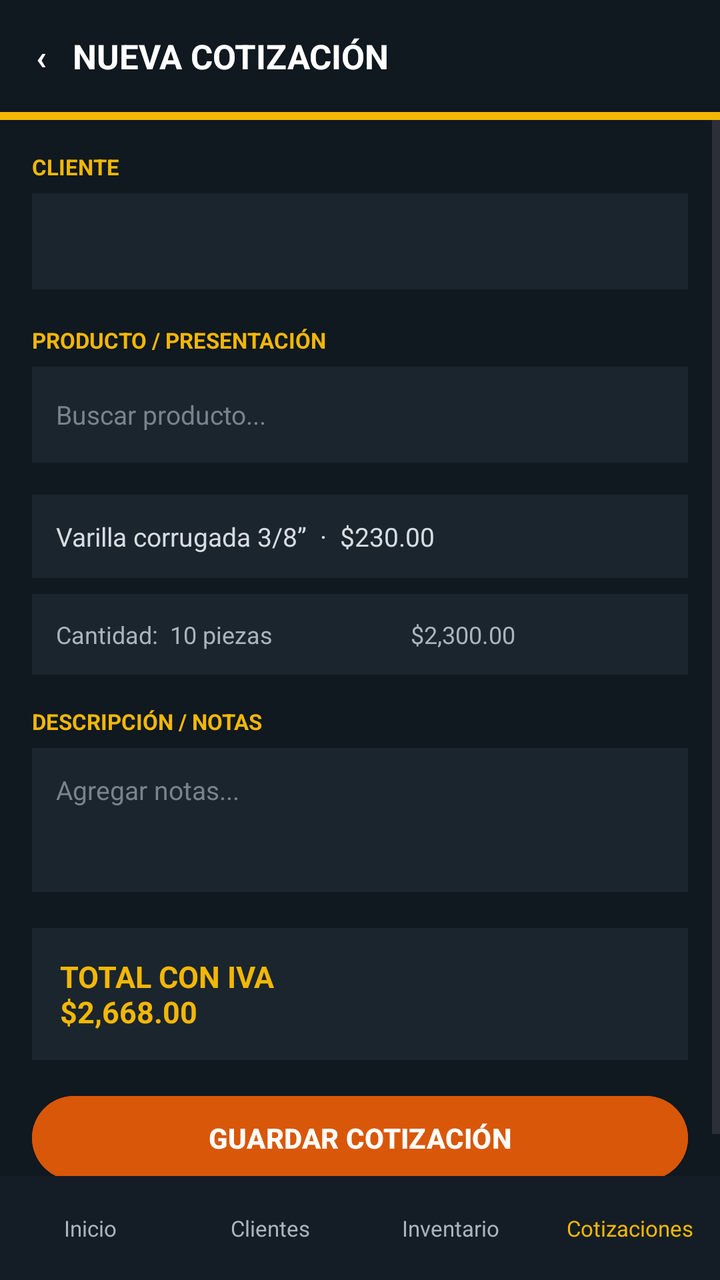
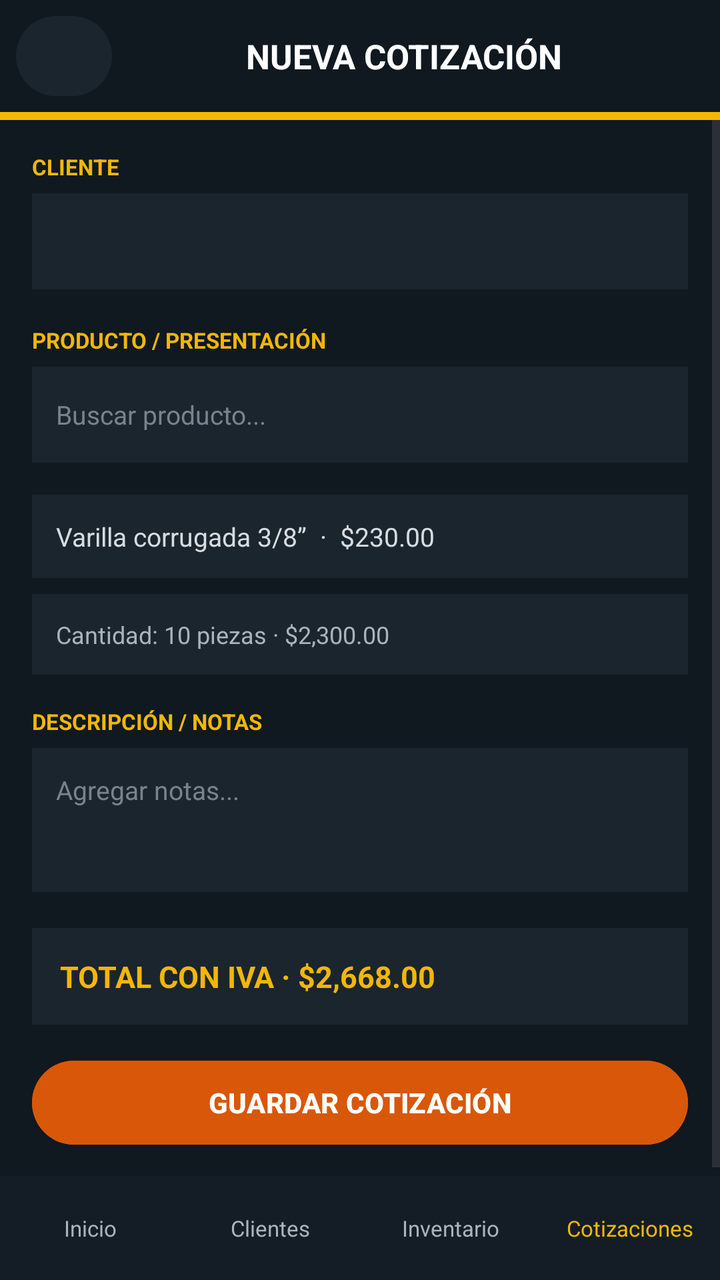

Before-and-after screenshots of an Android layout around one commit, followed by the original layout XML and the change that was made.
<!-- AndroidManifest.xml: application theme Theme.Aceroswecorp -->
<!-- res/layout/activity_nueva_cotizacion.xml -->
<?xml version="1.0" encoding="utf-8"?>
<LinearLayout xmlns:android="http://schemas.android.com/apk/res/android"
    android:layout_width="match_parent"
    android:layout_height="match_parent"
    android:background="#101820"
    android:orientation="vertical">

    <TextView
        android:id="@+id/screen_back"
        android:layout_width="match_parent"
        android:layout_height="56dp"
        android:background="#101820"
        android:gravity="center_vertical"
        android:paddingStart="18dp"
        android:text="‹   NUEVA COTIZACIÓN"
        android:textColor="#FFFFFF"
        android:textSize="17sp"
        android:textStyle="bold" />

    <TextView android:layout_width="match_parent" android:layout_height="4dp" android:background="#F2B705" />

    <ScrollView
        android:layout_width="match_parent"
        android:layout_height="0dp"
        android:layout_weight="1">

        <LinearLayout
            android:layout_width="match_parent"
            android:layout_height="wrap_content"
            android:orientation="vertical"
            android:padding="16dp">

            <TextView android:layout_width="match_parent" android:layout_height="wrap_content" android:text="CLIENTE" android:textColor="#F2B705" android:textSize="11sp" android:textStyle="bold" />
            <Spinner android:layout_width="match_parent" android:layout_height="48dp" android:layout_marginTop="6dp" android:background="#1B252E" android:prompt="@string/select_client" />

            <TextView android:layout_width="match_parent" android:layout_height="wrap_content" android:layout_marginTop="18dp" android:text="PRODUCTO / PRESENTACIÓN" android:textColor="#F2B705" android:textSize="11sp" android:textStyle="bold" />
            <EditText android:layout_width="match_parent" android:layout_height="48dp" android:layout_marginTop="6dp" android:background="#1B252E" android:hint="Buscar producto..." android:padding="12dp" android:textColor="#FFFFFF" android:textColorHint="#78848D" android:textSize="13sp" />

            <TextView android:layout_width="match_parent" android:layout_height="wrap_content" android:layout_marginTop="16dp" android:background="#1B252E" android:padding="12dp" android:text="Varilla corrugada 3/8”  ·  $230.00" android:textColor="#D6DCE0" android:textSize="13sp" />
            <TextView android:layout_width="match_parent" android:layout_height="wrap_content" android:layout_marginTop="8dp" android:background="#1B252E" android:padding="12dp" android:text="Cantidad:  10 piezas                       $2,300.00" android:textColor="#AAB4BC" android:textSize="12sp" />

            <TextView android:layout_width="match_parent" android:layout_height="wrap_content" android:layout_marginTop="16dp" android:text="DESCRIPCIÓN / NOTAS" android:textColor="#F2B705" android:textSize="11sp" android:textStyle="bold" />
            <EditText android:layout_width="match_parent" android:layout_height="72dp" android:layout_marginTop="6dp" android:background="#1B252E" android:gravity="top" android:hint="Agregar notas..." android:padding="12dp" android:textColor="#FFFFFF" android:textColorHint="#78848D" android:textSize="13sp" />

            <TextView
                android:layout_width="match_parent"
                android:layout_height="wrap_content"
                android:layout_marginTop="18dp"
                android:background="#1B252E"
                android:padding="14dp"
                android:text="TOTAL CON IVA                                  $2,668.00"
                android:textColor="#F2B705"
                android:textSize="15sp"
                android:textStyle="bold" />

            <Button
                android:layout_width="match_parent"
                android:layout_height="50dp"
                android:layout_marginTop="14dp"
                android:backgroundTint="#D95708"
                android:text="GUARDAR COTIZACIÓN"
                android:textColor="#FFFFFF"
                android:textStyle="bold" />
        </LinearLayout>
    </ScrollView>

    <LinearLayout android:layout_width="match_parent" android:layout_height="52dp" android:background="#141D25" android:gravity="center" android:orientation="horizontal">
        <TextView android:id="@+id/nav_inicio" android:layout_width="0dp" android:layout_height="match_parent" android:layout_weight="1" android:gravity="center" android:text="Inicio" android:textColor="#AAB4BC" android:textSize="11sp" />
        <TextView android:id="@+id/nav_clientes" android:layout_width="0dp" android:layout_height="match_parent" android:layout_weight="1" android:gravity="center" android:text="Clientes" android:textColor="#AAB4BC" android:textSize="11sp" />
        <TextView android:id="@+id/nav_inventario" android:layout_width="0dp" android:layout_height="match_parent" android:layout_weight="1" android:gravity="center" android:text="Inventario" android:textColor="#AAB4BC" android:textSize="11sp" />
        <TextView android:id="@+id/nav_cotizaciones" android:layout_width="0dp" android:layout_height="match_parent" android:layout_weight="1" android:gravity="center" android:text="Cotizaciones" android:textColor="#F2B705" android:textSize="11sp" />
    </LinearLayout>
</LinearLayout>
<!-- resources referenced by this layout -->
<resources>
  <string name="select_client">Seleccionar cliente</string>
  <style name="Theme.Aceroswecorp" parent="Base.Theme.Aceroswecorp" />
  <style name="Base.Theme.Aceroswecorp" parent="Theme.Material3.DayNight.NoActionBar">
          
          
      </style>
</resources>

<!-- the commit's change to res/layout/activity_nueva_cotizacion.xml (unified diff, before → after) -->
@@ -5,17 +5,35 @@
     android:background="#101820"
     android:orientation="vertical">
 
-    <TextView
-        android:id="@+id/screen_back"
+    <LinearLayout
         android:layout_width="match_parent"
         android:layout_height="56dp"
         android:background="#101820"
         android:gravity="center_vertical"
-        android:paddingStart="18dp"
-        android:text="‹   NUEVA COTIZACIÓN"
-        android:textColor="#FFFFFF"
-        android:textSize="17sp"
-        android:textStyle="bold" />
+        android:orientation="horizontal"
+        android:paddingStart="8dp"
+        android:paddingEnd="12dp">
+
+        <Button
+            android:id="@+id/screen_back"
+            android:layout_width="48dp"
+            android:layout_height="48dp"
+            android:backgroundTint="#1B252E"
+            android:contentDescription="@string/back"
+            android:text="@string/back_arrow"
+            android:textColor="#FFFFFF"
+            android:textSize="24sp" />
+
+        <TextView
+            android:layout_width="0dp"
+            android:layout_height="wrap_content"
+            android:layout_weight="1"
+            android:gravity="center"
+            android:text="NUEVA COTIZACIÓN"
+            android:textColor="#FFFFFF"
+            android:textSize="17sp"
+            android:textStyle="bold" />
+    </LinearLayout>
 
     <TextView android:layout_width="match_parent" android:layout_height="4dp" android:background="#F2B705" />
 
@@ -37,7 +55,7 @@
             <EditText android:layout_width="match_parent" android:layout_height="48dp" android:layout_marginTop="6dp" android:background="#1B252E" android:hint="Buscar producto..." android:padding="12dp" android:textColor="#FFFFFF" android:textColorHint="#78848D" android:textSize="13sp" />
 
             <TextView android:layout_width="match_parent" android:layout_height="wrap_content" android:layout_marginTop="16dp" android:background="#1B252E" android:padding="12dp" android:text="Varilla corrugada 3/8”  ·  $230.00" android:textColor="#D6DCE0" android:textSize="13sp" />
-            <TextView android:layout_width="match_parent" android:layout_height="wrap_content" android:layout_marginTop="8dp" android:background="#1B252E" android:padding="12dp" android:text="Cantidad:  10 piezas                       $2,300.00" android:textColor="#AAB4BC" android:textSize="12sp" />
+            <TextView android:layout_width="match_parent" android:layout_height="wrap_content" android:layout_marginTop="8dp" android:background="#1B252E" android:padding="12dp" android:text="Cantidad: 10 piezas · $2,300.00" android:textColor="#AAB4BC" android:textSize="12sp" />
 
             <TextView android:layout_width="match_parent" android:layout_height="wrap_content" android:layout_marginTop="16dp" android:text="DESCRIPCIÓN / NOTAS" android:textColor="#F2B705" android:textSize="11sp" android:textStyle="bold" />
             <EditText android:layout_width="match_parent" android:layout_height="72dp" android:layout_marginTop="6dp" android:background="#1B252E" android:gravity="top" android:hint="Agregar notas..." android:padding="12dp" android:textColor="#FFFFFF" android:textColorHint="#78848D" android:textSize="13sp" />
@@ -48,12 +66,13 @@
                 android:layout_marginTop="18dp"
                 android:background="#1B252E"
                 android:padding="14dp"
-                android:text="TOTAL CON IVA                                  $2,668.00"
+                android:text="TOTAL CON IVA · $2,668.00"
                 android:textColor="#F2B705"
                 android:textSize="15sp"
                 android:textStyle="bold" />
 
             <Button
+                android:id="@+id/button_save_quote"
                 android:layout_width="match_parent"
                 android:layout_height="50dp"
                 android:layout_marginTop="14dp"
<!-- resource entries referenced after the edit -->
@@ -1,5 +1,7 @@
 <!-- resources referenced by this layout -->
 <resources>
+  <string name="back">Volver</string>
+  <string name="back_arrow">‹</string>
   <string name="select_client">Seleccionar cliente</string>
   <style name="Theme.Aceroswecorp" parent="Base.Theme.Aceroswecorp" />
   <style name="Base.Theme.Aceroswecorp" parent="Theme.Material3.DayNight.NoActionBar">
